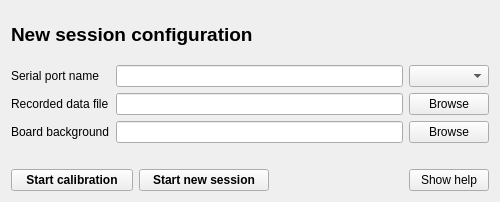
This is mainwindow.ui in ntrfrnc/eye-tracker as Qt 5 draws it before an edit. The edited form follows.
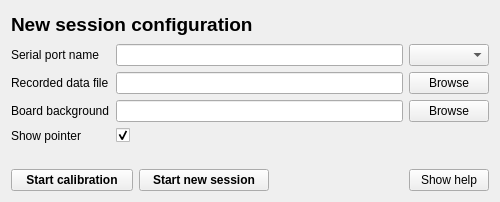
This is the edited form.

Commit message: Add ability to show or hide eye position pointer

```diff
--- a/mainwindow.ui
+++ b/mainwindow.ui
@@ -111,6 +111,23 @@
       <item row="1" column="2">
        <widget class="QComboBox" name="serialPortComboBox"/>
       </item>
+      <item row="4" column="1">
+       <widget class="QCheckBox" name="showPointerCheckBox">
+        <property name="text">
+         <string/>
+        </property>
+        <property name="checked">
+         <bool>true</bool>
+        </property>
+       </widget>
+      </item>
+      <item row="4" column="0">
+       <widget class="QLabel" name="showPointerLabel">
+        <property name="text">
+         <string>Show pointer</string>
+        </property>
+       </widget>
+      </item>
      </layout>
     </item>
     <item>
```
The commit also changes 3 other files.
